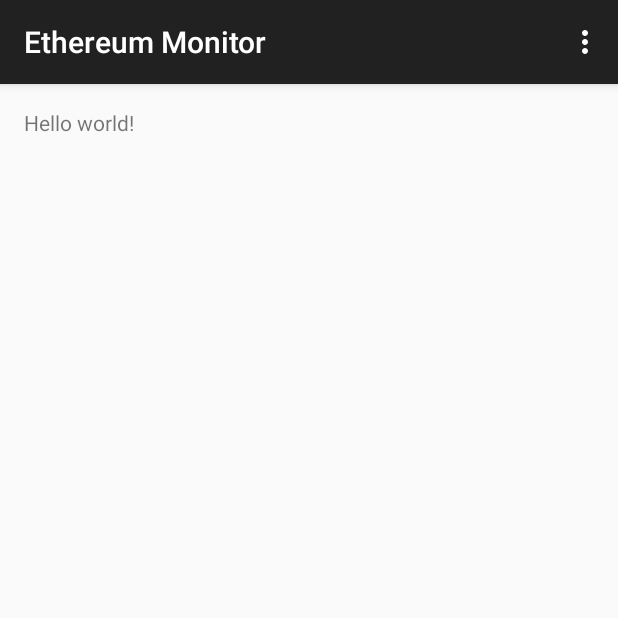
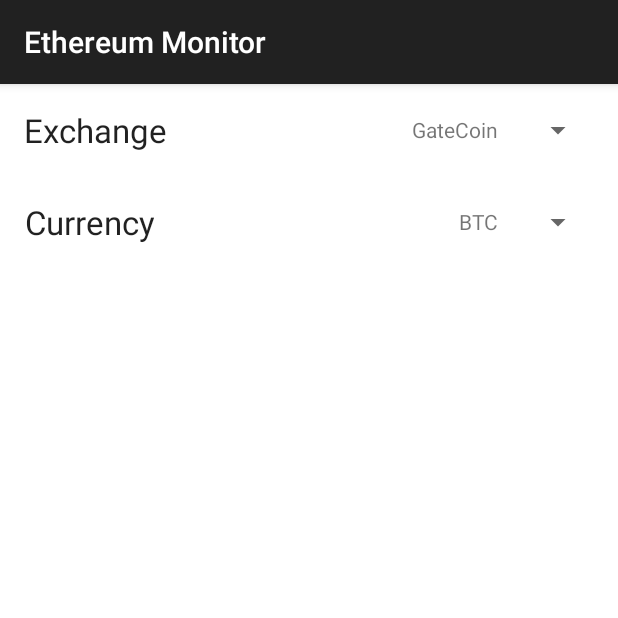
Before and after one commit to RyanJoseph15/Ether-Ticker, an Android app: the screen it shows after launch (MainActivity), on a phone screen of 412 x 824 dp, the top half of it. Run offline under Robolectric (Android 15) with nearby library versions, the phone set to English and light mode, and no system bars.

```diff
--- a/app/src/main/java/com/minisoftwareandgames/ryan/ethereummonitor/MainActivity.java
+++ b/app/src/main/java/com/minisoftwareandgames/ryan/ethereummonitor/MainActivity.java
@@ -11,9 +11,8 @@ public class MainActivity extends AppCompatActivity {
     protected void onCreate(Bundle savedInstanceState) {
         super.onCreate(savedInstanceState);
         setContentView(R.layout.activity_main);
-        getSupportFragmentManager().beginTransaction().add(R.id.container, new MainActivityFragment()).commit();
+		getSupportFragmentManager().beginTransaction().add(R.id.container, new SettingsFragment()).commit();
     }
-
 
     @Override
     public boolean onCreateOptionsMenu(Menu menu) {
@@ -21,4 +20,5 @@ public class MainActivity extends AppCompatActivity {
         getMenuInflater().inflate(R.menu.menu_main, menu);
         return true;
     }
+
 }
--- a/app/src/main/java/com/minisoftwareandgames/ryan/ethereummonitor/SettingsFragment.java
+++ b/app/src/main/java/com/minisoftwareandgames/ryan/ethereummonitor/SettingsFragment.java
@@ -7,6 +7,8 @@ import android.view.Menu;
 import android.view.MenuInflater;
 import android.view.View;
 import android.view.ViewGroup;
+import android.widget.ArrayAdapter;
+import android.widget.Spinner;
 
 /**
  * Created by ryan on 8/11/15.
@@ -35,4 +37,19 @@ public class SettingsFragment extends Fragment {
         return view;
     }
 
+    @Override
+    public void onViewCreated(View view, Bundle savedInstanceState) {
+        super.onViewCreated(view, savedInstanceState);
+
+        Spinner exchanges = (Spinner) view.findViewById(R.id.spinner_exchange);
+        ArrayAdapter<CharSequence> adapter = ArrayAdapter.createFromResource(getActivity(), R.array.exchange_array, R.layout.spinner_item);
+        adapter.setDropDownViewResource(R.layout.spinner_item_dropdown);
+        exchanges.setAdapter(adapter);
+
+        Spinner currencies = (Spinner) view.findViewById(R.id.spinner_currency);
+        adapter = ArrayAdapter.createFromResource(getActivity(), R.array.currency_array, R.layout.spinner_item);
+        adapter.setDropDownViewResource(R.layout.spinner_item_dropdown);
+        currencies.setAdapter(adapter);
+    }
+
 }
--- a/app/src/main/res/layout/activity_main.xml
+++ b/app/src/main/res/layout/activity_main.xml
@@ -1,5 +1,7 @@
-<RelativeLayout xmlns:android="http://schemas.android.com/apk/res/android"
-    xmlns:tools="http://schemas.android.com/tools" android:id="@+id/container"
-    android:name="com.minisoftwareandgames.ryan.ethereummonitor.MainActivityFragment"
-    tools:layout="@layout/fragment_main" android:layout_width="match_parent"
+<RelativeLayout
+    xmlns:android="http://schemas.android.com/apk/res/android"
+    xmlns:tools="http://schemas.android.com/tools"
+    android:id="@+id/container"
+    android:name="com.minisoftwareandgames.ryan.ethereummonitor.MainActivity"
+    android:layout_width="match_parent"
     android:layout_height="match_parent" />
--- a/app/src/main/res/layout/fragment_main.xml
+++ b/app/src/main/res/layout/fragment_main.xml
@@ -5,7 +5,7 @@
     android:paddingTop="@dimen/activity_vertical_margin"
     android:paddingBottom="@dimen/activity_vertical_margin" tools:context=".MainActivityFragment">
 
-    <TextView android:text="@string/hello_world" android:layout_width="wrap_content"
+    <TextView android:text="Main Fragment" android:layout_width="wrap_content"
         android:layout_height="wrap_content" />
 
 </RelativeLayout>
--- a/app/src/main/res/layout/fragment_settings.xml
+++ b/app/src/main/res/layout/fragment_settings.xml
@@ -1,8 +1,9 @@
 <?xml version="1.0" encoding="utf-8"?>
 <LinearLayout xmlns:android="http://schemas.android.com/apk/res/android"
     android:orientation="vertical" android:layout_width="match_parent"
-    android:layout_height="match_parent"
-    android:background="#ffffff">
+    android:layout_height="fill_parent"
+    android:background="#ffffff"
+              android:gravity="top">
 
     <RelativeLayout
         android:layout_width="match_parent"
@@ -16,9 +17,8 @@
             android:text="Exchange"
             android:id="@+id/exchange"
             android:layout_alignParentLeft="true"
-            android:layout_alignTop="@+id/spinner_exchange"
-            android:layout_alignBottom="@+id/spinner_exchange"
-            android:gravity="center" />
+            android:gravity="center"
+            />
 
         <Spinner
             android:layout_width="wrap_content"
@@ -26,7 +26,9 @@
             android:id="@+id/spinner_exchange"
             android:spinnerMode="dropdown"
             android:layout_alignParentRight="true"
-            android:layout_toRightOf="@+id/exchange" />
+            android:layout_toRightOf="@+id/exchange"
+            android:layout_alignTop="@+id/exchange"
+            android:layout_alignBottom="@+id/exchange"/>
 
     </RelativeLayout>
 
@@ -44,8 +46,7 @@
             android:id="@+id/currency"
             android:layout_alignParentLeft="true"
             android:gravity="center"
-            android:layout_alignTop="@+id/spinner_currency"
-            android:layout_alignBottom="@+id/spinner_currency" />
+            />
 
         <Spinner
             android:layout_width="wrap_content"
@@ -53,7 +54,9 @@
             android:id="@+id/spinner_currency"
             android:spinnerMode="dropdown"
             android:layout_alignParentRight="true"
-            android:layout_toRightOf="@+id/currency" />
+            android:layout_toRightOf="@+id/currency"
+            android:layout_alignTop="@+id/currency"
+            android:layout_alignBottom="@+id/currency"/>
     </RelativeLayout>
 
 </LinearLayout>
--- /dev/null
+++ b/app/src/main/res/layout/spinner_item.xml
@@ -0,0 +1,8 @@
+<?xml version="1.0" encoding="utf-8"?>
+<TextView xmlns:android="http://schemas.android.com/apk/res/android"
+          android:layout_width="match_parent"
+          android:layout_height="match_parent"
+          android:gravity="center_vertical|right"
+          android:paddingRight="@dimen/activity_horizontal_margin">
+
+</TextView>
--- a/app/src/main/res/values/strings.xml
+++ b/app/src/main/res/values/strings.xml
@@ -2,4 +2,14 @@
     <string name="app_name">Ethereum Monitor</string>
     <string name="hello_world">Hello world!</string>
     <string name="action_settings">Settings</string>
+
+    <string-array name="exchange_array">
+        <item>"GateCoin"</item>
+    </string-array>
+
+    <string-array name="currency_array">
+        <item>"BTC"</item>
+        <item>"USD"</item>
+    </string-array>
+
 </resources>
```
Also changed, not shown: app/src/main/java/com/minisoftwareandgames/ryan/ethereummonitor/EthereumAppWidgetProvider.java (+64 -1 lines), app/src/main/res/layout/spinner_item_dropdown.xml (added, +9 -0 lines), 1 other file.
